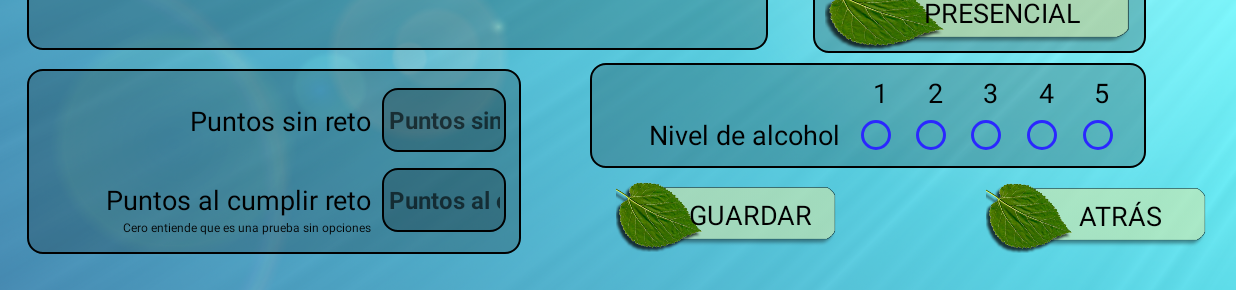
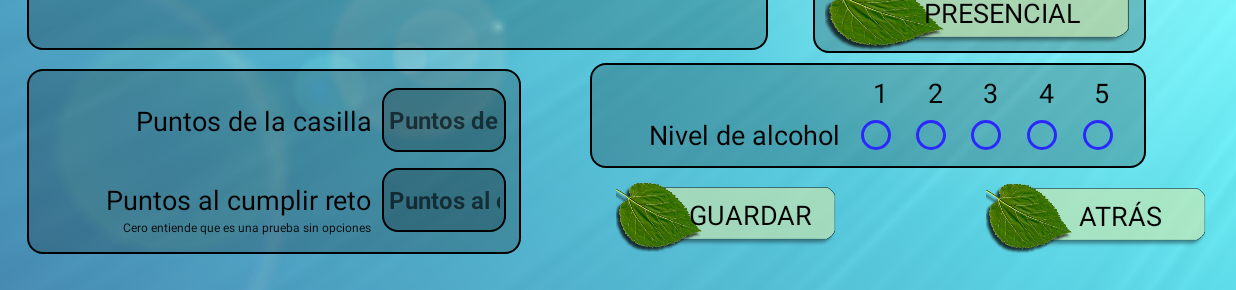
Before and after one commit to RubenKapcala/gusa, an Android app: the CrearRetosActivity screen opened directly, with no data from a screen before it, after a tap on "GUARDAR", on a phone screen of 824 x 412 dp (held sideways). Shown: the part 325-615 px from the top of the screen. Run offline under Robolectric (Android 15) with nearby library versions, the phone set to English and light mode, and no system bars; our stand-ins replace EventBus; Roboto replaces fonts that are not available here.

Commit message:
activity_crear_retos acabada

```diff
--- a/app/src/main/java/com/kapgusa/fiesta/vistas/CrearRetosActivity.kt
+++ b/app/src/main/java/com/kapgusa/fiesta/vistas/CrearRetosActivity.kt
@@ -1,7 +1,12 @@
 package com.kapgusa.fiesta.vistas
 
+import android.content.Context
 import android.os.Bundle
+import android.view.KeyEvent
 import android.view.View
+import android.view.inputmethod.EditorInfo
+import android.view.inputmethod.InputMethodManager
+import android.widget.TextView.OnEditorActionListener
 import android.widget.Toast
 import androidx.appcompat.app.AlertDialog
 import androidx.appcompat.app.AppCompatActivity
@@ -11,6 +16,7 @@ import com.kapgusa.fiesta.databinding.ActivityCrearRetosBinding
 import com.kapgusa.fiesta.modelo.Reto
 import com.kapgusa.fiesta.modelo.bbdd.DbHelper
 import java.util.*
+
 
 class CrearRetosActivity : AppCompatActivity() {
     private lateinit var binding: ActivityCrearRetosBinding
@@ -135,12 +141,26 @@ class CrearRetosActivity : AppCompatActivity() {
                 Musica.sonidoBotonMal()
             }
         }
+
+        val pulsarEnter = OnEditorActionListener{ _, _, event ->
+            val handled = false
+            if (event == null){
+                val imm = getSystemService(Context.INPUT_METHOD_SERVICE) as InputMethodManager
+                imm.hideSoftInputFromWindow(binding.textRetoCrearRetos.windowToken, 0)
+            }
+            handled
+        }
+        binding.textRetoCrearRetos.setOnEditorActionListener(pulsarEnter)
+        binding.textPuntosSinRetoInputCrearRetos.setOnEditorActionListener(pulsarEnter)
+        binding.textPuntosConRetoInputCrearRetos.setOnEditorActionListener(pulsarEnter)
+
     }
+
 
     private fun comprobarTodoOk(): Boolean {
         var todoOk = binding.textRetoCrearRetos.text.toString().replace(" ", "").compareTo("") != 0
-                || binding.textPuntosConRetoInputCrearRetos.text.toString().replace(" ", "").compareTo("") != 0
-                || binding.textPuntosConRetoInputCrearRetos.text.toString().replace(" ", "").compareTo("") != 0
+                && binding.textPuntosConRetoInputCrearRetos.text.toString().replace(" ", "").compareTo("") != 0
+                && binding.textPuntosConRetoInputCrearRetos.text.toString().replace(" ", "").compareTo("") != 0
 
         //Comprobamos si ha checado y lo guardamos si es necesario
         val nivel = when(true){
@@ -151,7 +171,10 @@ class CrearRetosActivity : AppCompatActivity() {
             binding.rbNivel5CrearRetos.isChecked -> 5
             else -> 0
         }
-        when (tipo) {Reto.TipoReto.BEBER.ordinal,Reto.TipoReto.PICANTE.ordinal -> if (nivel == 0) { todoOk = false } }
+        when (tipo) {
+            Reto.TipoReto.BEBER.ordinal, Reto.TipoReto.PICANTE.ordinal -> if (nivel == 0) {
+                todoOk = false
+            } }
         return todoOk
     }
 
--- a/app/src/main/res/layout/activity_crear_retos.xml
+++ b/app/src/main/res/layout/activity_crear_retos.xml
@@ -178,7 +178,7 @@
         android:layout_height="0dp"
         android:fontFamily="@font/chewy"
         android:gravity="right|center_vertical"
-        android:text="@string/puntosSinReto"
+        android:text="@string/puntosCasilla"
         android:textColor="#000000"
         android:textSize="18sp"
         app:layout_constraintBottom_toBottomOf="parent"
@@ -377,7 +377,7 @@
             android:ems="10"
             android:fontFamily="@font/chewy"
             android:gravity="center"
-            android:hint="@string/puntosSinReto"
+            android:hint="@string/puntosCasilla"
             android:inputType="number"
             android:textSize="16sp"
             android:textStyle="bold"
--- a/app/src/main/res/values/strings.xml
+++ b/app/src/main/res/values/strings.xml
@@ -72,7 +72,7 @@
 
 
     <string name="tusRetos">Tus retos: </string>
-    <string name="puntosSinReto">Puntos sin reto</string>
+    <string name="puntosCasilla">Puntos de la casilla</string>
     <string name="puntosAlCumplirReto">Puntos al cumplir reto</string>
     <string name="siEsCero">Cero entiende que es una prueba sin opciones</string>
     <string name="valorDelBaul">Valor del baúl</string>
```
